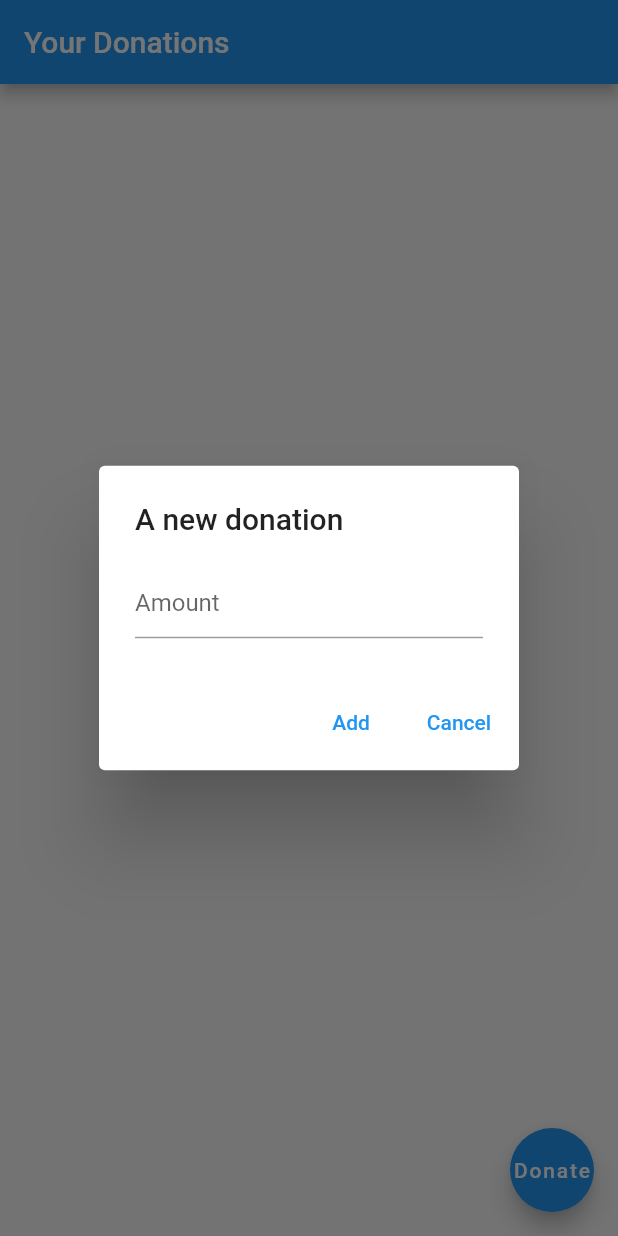
After one commit to callingmybluff/donair, a Flutter app: the screen it shows after launch, after a tap on "Donate", on a phone screen of 412 x 824 dp. The commit adds this screen. Run offline on Flutter 3.47's test engine with Material 2 defaults, Android fonts, the phone set to English and light mode, and no system bars; our stand-ins replace built_collection, built_value, get_it, rxdart.

Commit message:
Stackoverflow Question

```diff
--- /dev/null
+++ b/lib/donation/donation_c.dart
@@ -0,0 +1,31 @@
+import 'dart:convert';
+import 'package:http/http.dart' as http;
+
+import 'package:rxdart/subjects.dart';
+
+import 'package:donair/donation/donation_m.dart';
+
+class DonationC {
+  DonationC({DonationM? initial})
+      : controller = BehaviorSubject.seeded(initial ?? DonationM()) {
+    _generateLink();
+  }
+  final BehaviorSubject<DonationM> controller;
+  Stream<DonationM> get stream => controller.stream;
+  DonationM get current => controller.value;
+
+  _generateLink() async {
+    if (current.isGenerated) return;
+
+    final respose = await http.post(
+      Uri.parse('http://10.0.2.2:5000/api/donation'),
+      body: jsonEncode(<String, String>{
+        'amount': (current.amount * 100).toString(),
+      }),
+      headers: <String, String>{
+        'Content-Type': 'application/json; charset=UTF-8',
+      },
+    );
+    controller.add(DonationM.addLink(current, respose.body));
+  }
+}
--- /dev/null
+++ b/lib/donations/donations_c.dart
@@ -0,0 +1,16 @@
+import 'package:rxdart/subjects.dart';
+
+import 'package:donair/donation/donation_c.dart';
+import 'package:donair/donations/donations_m.dart';
+
+class DonationsC {
+  DonationsC({DonationsM? initial})
+      : controller = BehaviorSubject.seeded(initial ?? DonationsM());
+  BehaviorSubject<DonationsM> controller;
+  Stream<DonationsM> get stream => controller.stream;
+  DonationsM get current => controller.value;
+
+  void addItem({required DonationC initialValue}) {
+    controller.add(DonationsM.add(current, initialValue.current));
+  }
+}
--- /dev/null
+++ b/lib/donations/donations_m.dart
@@ -0,0 +1,20 @@
+import 'package:built_collection/built_collection.dart';
+import 'package:built_value/built_value.dart';
+
+import 'package:donair/donation/donation_m.dart';
+
+part 'donations_m.g.dart';
+
+abstract class DonationsM implements Built<DonationsM, DonationsMBuilder> {
+  BuiltList<DonationM> get list;
+  bool get isEmpty => list.isEmpty;
+  int get size => list.length;
+  DonationM operator [](int index) => list[index];
+
+  DonationsM._();
+  factory DonationsM([void Function(DonationsMBuilder) updates]) = _$DonationsM;
+  static void _initializeBuilder(DonationsMBuilder builder) =>
+      builder..list = ListBuilder();
+  factory DonationsM.add(DonationsM model, DonationM newDonation) =>
+      model.rebuild((b) => b..list.add(newDonation));
+}
--- /dev/null
+++ b/lib/donations/donations_v.dart
@@ -0,0 +1,53 @@
+import 'package:donair/donation/donation_c.dart';
+import 'package:flutter/material.dart';
+
+import 'package:donair/donation/donation_v.dart';
+import 'package:donair/donations/donations_m.dart';
+import 'package:donair/donations/donations_c.dart';
+
+class DonationsV extends StatelessWidget {
+  const DonationsV({
+    Key? key,
+    required this.donationsController,
+  }) : super(key: key);
+  final DonationsC donationsController;
+
+  @override
+  Widget build(BuildContext context) {
+    return Center(
+      child: StreamBuilder(
+        key: const Key('streamBuilder'),
+        stream: donationsController.stream,
+        builder: (BuildContext context, AsyncSnapshot<DonationsM> snapshot) {
+          if (!snapshot.hasData) return const CircularProgressIndicator();
+          final model = snapshot.data as DonationsM;
+
+          if (model.isEmpty) {
+            return const Center(
+              child: Text(
+                'Empty, so far',
+                style:
+                    TextStyle(fontStyle: FontStyle.italic, color: Colors.grey),
+              ),
+            );
+          } else {
+            print(model);
+            return ListView.builder(
+              key: const Key('builder'),
+              itemBuilder: (BuildContext context, int index) {
+                return ListTile(
+                  key: Key('listTile_${index.toString()}'),
+                  title: DonationV(
+                    key: Key('donation_${index.toString()}'),
+                    controller: DonationC(initial: model[index]),
+                  ),
+                );
+              },
+              itemCount: model.size,
+            );
+          }
+        },
+      ),
+    );
+  }
+}
--- /dev/null
+++ b/lib/home.dart
@@ -0,0 +1,74 @@
+import 'package:donair/donation/donation_c.dart';
+import 'package:flutter/material.dart';
+import 'package:flutter/services.dart';
+
+import 'package:donair/sl.dart';
+import 'package:donair/donation/donation_m.dart';
+import 'package:donair/donations/donations_v.dart';
+import 'package:donair/donations/donations_c.dart';
+
+class Home extends StatelessWidget {
+  Home({Key? key})
+      : _donationsC = ServiceLocator.instance<DonationsC>(),
+        super(key: key);
+  final DonationsC _donationsC;
+
+  void _generatePayment(int amount) {
+    _donationsC.addItem(
+      initialValue: DonationC(
+        initial: DonationM.viaAmount(amount),
+      ),
+    );
+  }
+
+  @override
+  Widget build(BuildContext context) {
+    return Scaffold(
+      appBar: AppBar(
+        title: const Text('Your Donations'),
+      ),
+      body: DonationsV(
+        donationsController: _donationsC,
+      ),
+      floatingActionButton: FloatingActionButton(
+        onPressed: () {
+          TextEditingController amountController = TextEditingController();
+          showDialog(
+            context: context,
+            builder: (_) {
+              return AlertDialog(
+                title: const Text('A new donation'),
+                content: TextFormField(
+                  controller: amountController,
+                  inputFormatters: [
+                    FilteringTextInputFormatter.allow(RegExp(r'[0-9]')),
+                  ],
+                  decoration: const InputDecoration(
+                    hintText: 'Amount',
+                  ),
+                ),
+                actions: [
+                  TextButton(
+                    onPressed: () {
+                      if (amountController.text.isNotEmpty) {
+                        _generatePayment(int.parse(amountController.text));
+                      }
+                      Navigator.pop(context);
+                    },
+                    child: const Text('Add'),
+                  ),
+                  TextButton(
+                    onPressed: () => Navigator.pop(context),
+                    child: const Text('Cancel'),
+                  ),
+                ],
+              );
+            },
+          );
+        },
+        tooltip: 'Donation',
+        child: const Text('Donate'),
+      ), // This trailing comma makes auto-formatting nicer for build methods.
+    );
+  }
+}
--- /dev/null
+++ b/lib/sl.dart
@@ -0,0 +1,9 @@
+import 'package:donair/donations/donations_c.dart';
+import 'package:get_it/get_it.dart';
+
+class ServiceLocator {
+  static GetIt instance = GetIt.instance;
+  static void setup() {
+    instance.registerSingleton<DonationsC>(DonationsC());
+  }
+}
--- a/pubspec.yaml
+++ b/pubspec.yaml
@@ -35,6 +35,11 @@ dependencies:
   http: ^0.13.4
   # Everything immutable
   built_value: ^8.1.3
+  # Get apps' reports
+  app_usage: ^2.0.0
+  # State Management
+  rxdart: ^0.27.2
+  get_it: ^7.2.0
 
   # The following adds the Cupertino Icons font to your application.
   # Use with the CupertinoIcons class for iOS style icons.
```
Also changed, not shown: lib/donation/donation_m.dart (renamed from lib/model/donation/donation_m.dart, +5 -28 lines), lib/donation/donation_v.dart (added, +44 -0 lines), lib/main.dart (+6 -130 lines), lib/donation/donation_m.g.dart (renamed from lib/model/donation/donation_m.g.dart), lib/donations/donations_m.g.dart (added), pubspec.lock, 2 other files.
